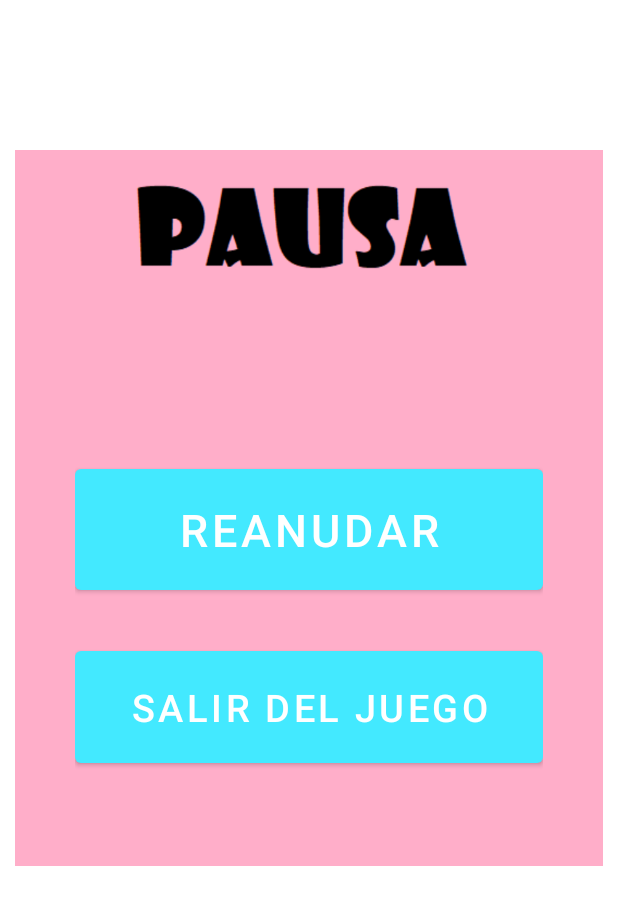
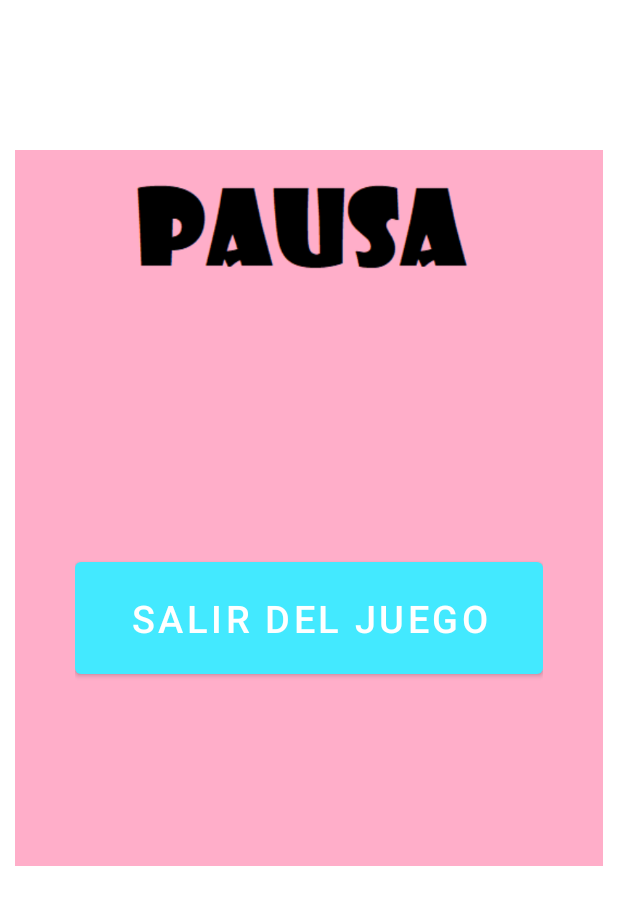
Before and after one commit to miniponti/DADM_21-22_parejaA_P3, an Android app: the fragment MenuPausaFragment shown on its own in the app's theme, on a phone screen of 412 x 824 dp. Shown: the top 905 px of the screen. Run offline under Robolectric (Android 15) with nearby library versions, the phone set to English and light mode, and no system bars.

Commit message:
menu pausa funcional y sonidos metidos

```diff
--- a/app/src/main/java/com/example/dadm_21_22_parejaa_p3/MenuPausaFragment.java
+++ b/app/src/main/java/com/example/dadm_21_22_parejaa_p3/MenuPausaFragment.java
@@ -1,22 +1,37 @@
 package com.example.dadm_21_22_parejaa_p3;
 
+import android.content.Intent;
 import android.os.Bundle;
 
 import androidx.fragment.app.Fragment;
+import androidx.fragment.app.FragmentContainerView;
 
 import android.view.LayoutInflater;
 import android.view.View;
 import android.view.ViewGroup;
 import android.view.ViewTreeObserver;
+import android.widget.Button;
 
 public class MenuPausaFragment extends Fragment {
+
+    Button botonSalir;
 
     public MenuPausaFragment() { }
 
     @Override
     public View onCreateView(LayoutInflater inflater, ViewGroup container, Bundle savedInstanceState) {
+        View root = inflater.inflate(R.layout.fragment_menu_pausa, container, false);
 
-        return inflater.inflate(R.layout.fragment_menu_pausa, container, false);
+        // BOTON SALIR DEL JUEGO
+        botonSalir = (Button) root.findViewById(R.id.btn_salir);
+        botonSalir.setOnClickListener(new View.OnClickListener() {
+            public void onClick(View v) {
+                Intent intent = new Intent(getActivity(),MenuPrincipal.class);
+                startActivity(intent);
+            }
+        });
+
+        return  root;
     }
 
     @Override
--- a/app/src/main/res/layout/fragment_menu_pausa.xml
+++ b/app/src/main/res/layout/fragment_menu_pausa.xml
@@ -19,25 +19,9 @@
         android:paddingHorizontal="50dp">
 
         <Button
-            android:id="@+id/btn_reanudar"
-            android:layout_width="match_parent"
-            android:layout_height="wrap_content"
-            android:layout_marginTop="277dp"
-            android:paddingVertical="20dp"
-            android:text="@string/string_reanudar"
-            android:textSize="30dp"
-            app:backgroundTint="@color/cyan"
-            app:layout_constraintBottom_toTopOf="@+id/btn_salir"
-            app:layout_constraintEnd_toEndOf="parent"
-            app:layout_constraintStart_toStartOf="parent"
-            app:layout_constraintTop_toTopOf="parent"
-            tools:text="@string/string_reanudar" />
-
-        <Button
             android:id="@+id/btn_salir"
             android:layout_width="match_parent"
             android:layout_height="wrap_content"
-            android:layout_marginBottom="280dp"
             android:paddingVertical="20dp"
             android:text="@string/string_salir"
             android:textSize="25dp"
@@ -45,7 +29,7 @@
             app:layout_constraintBottom_toBottomOf="parent"
             app:layout_constraintEnd_toEndOf="parent"
             app:layout_constraintStart_toStartOf="parent"
-            app:layout_constraintTop_toBottomOf="@+id/btn_reanudar"
+            app:layout_constraintTop_toTopOf="parent"
             tools:text="@string/string_salir" />
 
     </androidx.constraintlayout.widget.ConstraintLayout>
```
Also changed, not shown: app/src/main/java/com/example/dadm_21_22_parejaa_p3/ActivityJuego.java (+40 -0 lines), app/src/main/res/layout/activity_juego.xml (+6 -6 lines), 5 other files.
